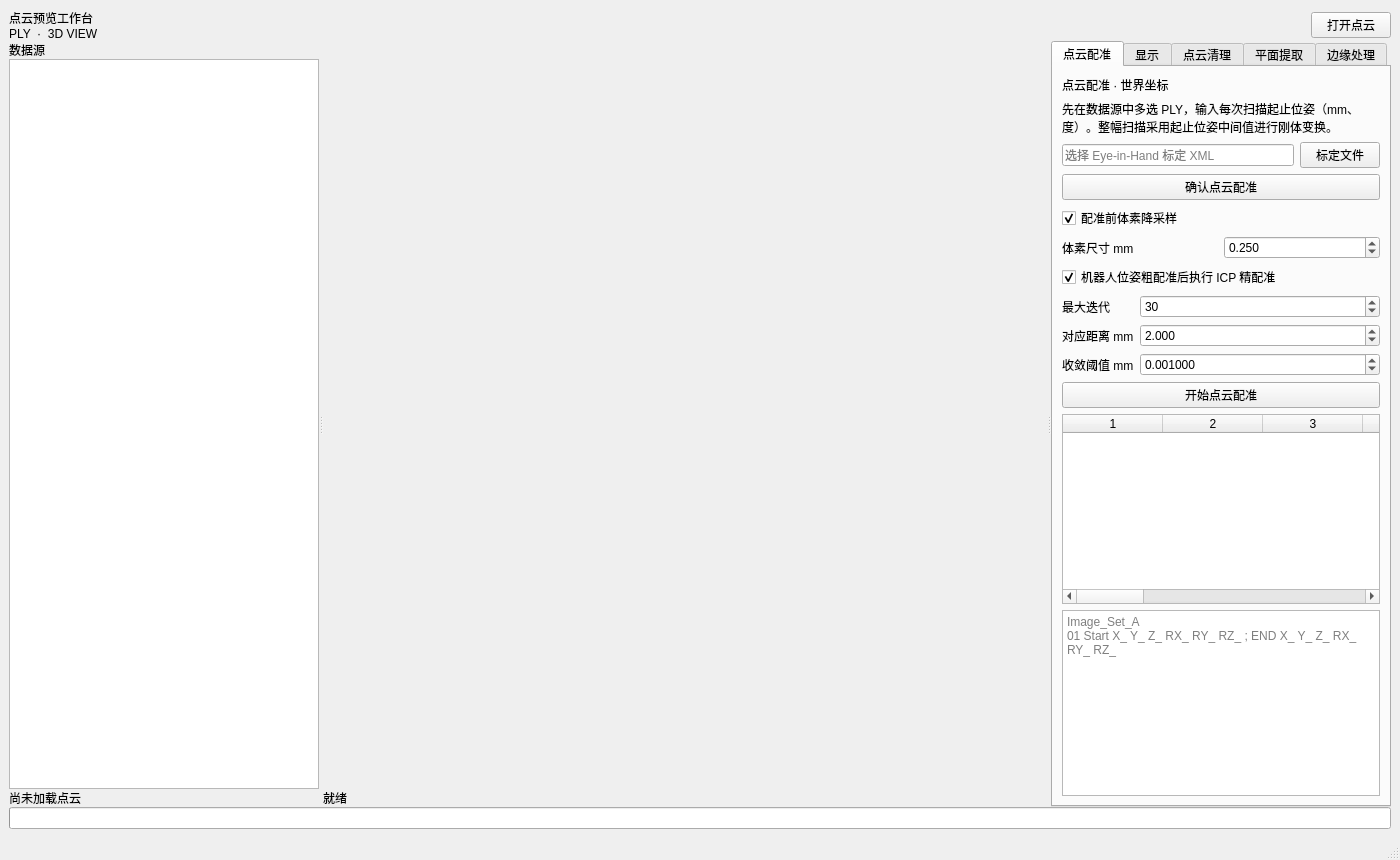
Qt form mainwindow.ui (chenzhenjia/pointcloudsuite) before a commit.
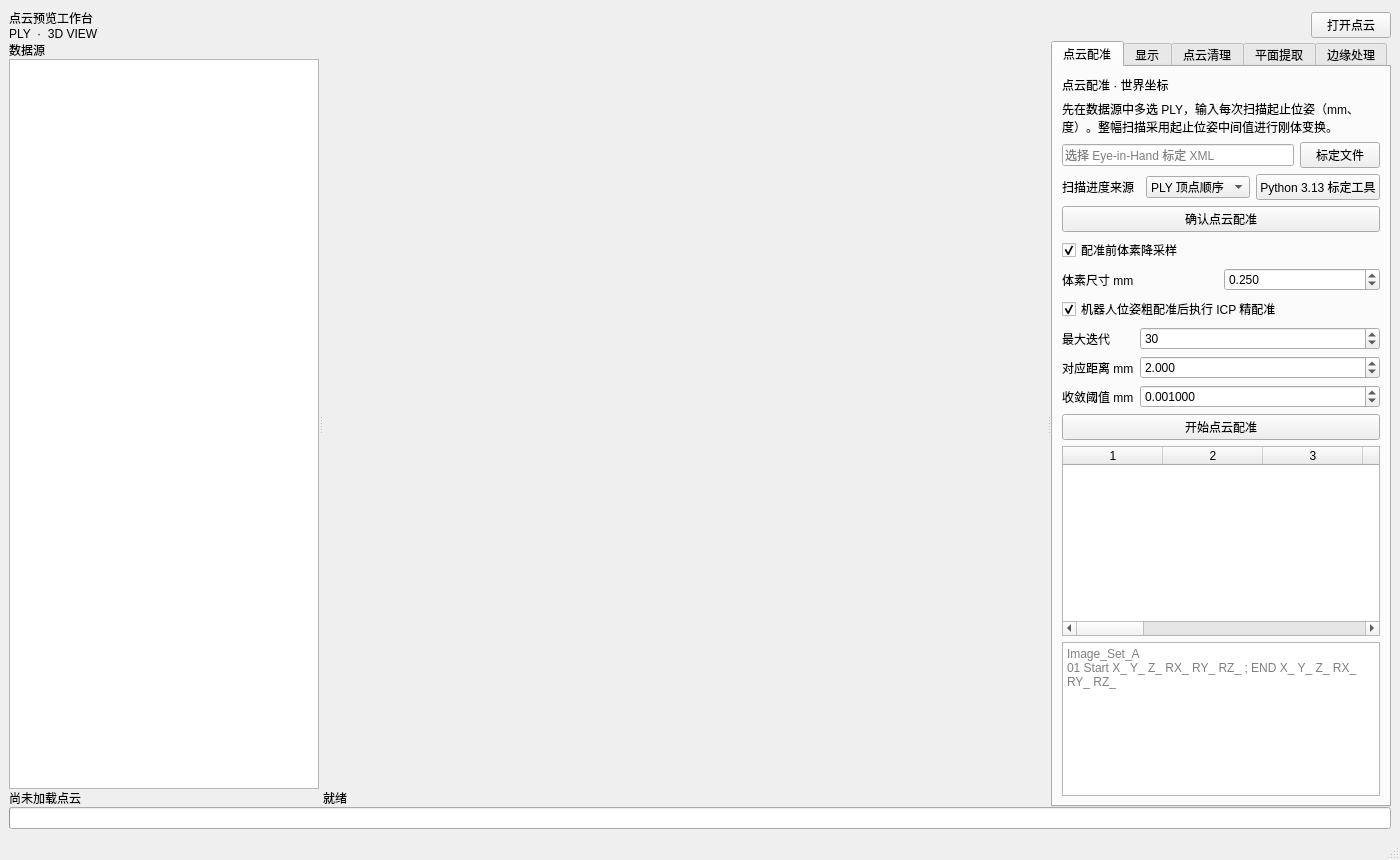
The same form after that commit.

Commit message: Use scan progress for Eye-in-Hand point transforms

```diff
--- a/mainwindow.ui
+++ b/mainwindow.ui
@@ -186,6 +186,7 @@
              </widget>
             </item>
             <item><layout class="QHBoxLayout" name="hbl_hand_eye_xml"><item><widget class="QLineEdit" name="le_hand_eye_xml"><property name="placeholderText"><string>选择 Eye-in-Hand 标定 XML</string></property></widget></item><item><widget class="QPushButton" name="btn_browse_hand_eye"><property name="text"><string>标定文件</string></property></widget></item></layout></item>
+            <item><layout class="QHBoxLayout" name="hbl_hand_eye_tool"><item><widget class="QLabel" name="lbl_scan_progress"><property name="text"><string>扫描进度来源</string></property></widget></item><item><widget class="QComboBox" name="cb_scan_progress"><item><property name="text"><string>PLY 顶点顺序</string></property></item><item><property name="text"><string>相机局部 X</string></property></item><item><property name="text"><string>相机局部 Y</string></property></item><item><property name="text"><string>相机局部 Z</string></property></item></widget></item><item><widget class="QPushButton" name="btn_open_hand_eye_tool"><property name="text"><string>Python 3.13 标定工具</string></property></widget></item></layout></item>
             <item>
              <widget class="QPushButton" name="btn_open_point_cloud">
               <property name="text">
```
The commit also changes 4 other files.
